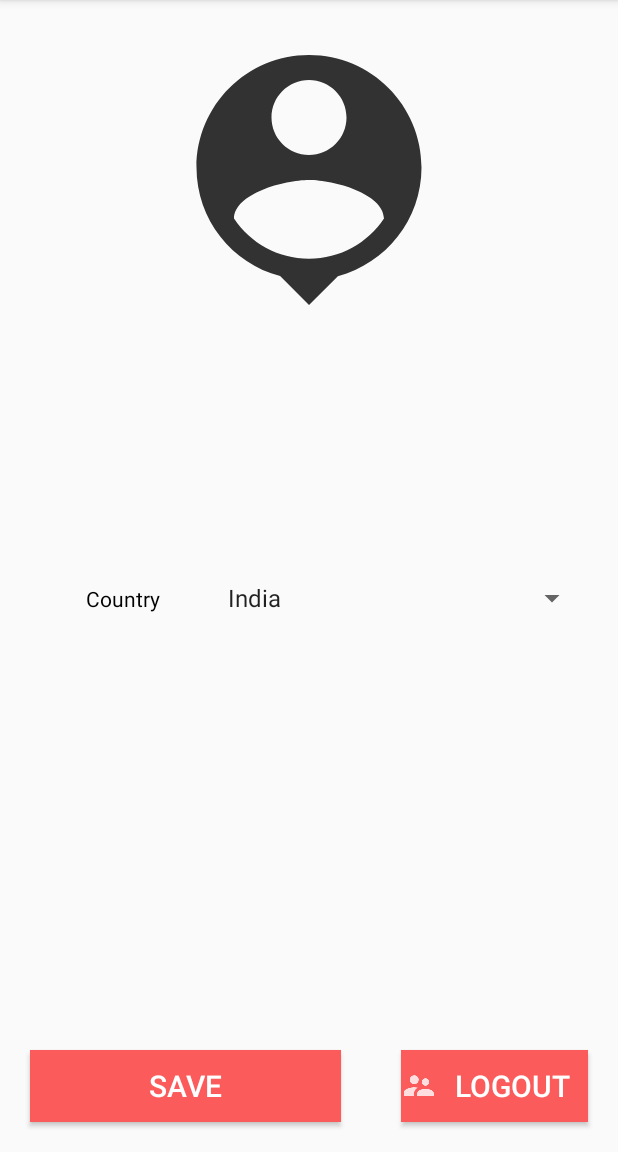
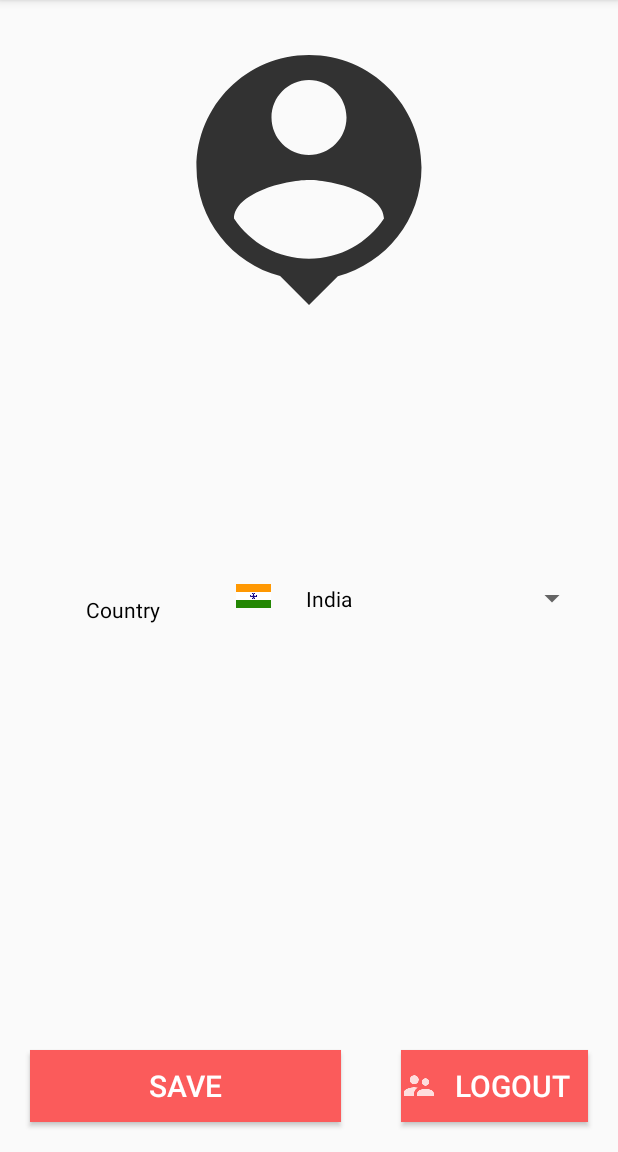
Before and after one commit to KillerAV/Latest-Buzz-Android, an Android app: the ProfilePageActivity screen opened directly, with no data from a screen before it, on a phone screen of 412 x 824 dp, the part 84-1236 px from its top. Run offline under Robolectric (Android 15) with nearby library versions, the phone set to English and light mode, and no system bars; our stand-ins replace ButterKnife; libraries missing offline, so code that uses them is left out: com.firebase.ui; pictures from the network do not load; 1 statement that could not run was skipped.

Commit message:
Added Flags to country spinner

```diff
--- a/app/src/main/java/com/example/newsapplicationroom/di/component/AppComponent.java
+++ b/app/src/main/java/com/example/newsapplicationroom/di/component/AppComponent.java
@@ -3,6 +3,7 @@ package com.example.newsapplicationroom.di.component;
 import android.app.Application;
 
 import com.example.newsapplicationroom.di.module.AppModule;
+import com.example.newsapplicationroom.ui.CountrySpinnerAdapter;
 import com.example.newsapplicationroom.ui.DescriptionDisplayActivity;
 import com.example.newsapplicationroom.ui.ProfilePageActivity;
 import com.example.newsapplicationroom.ui.adapter.LatestNewsAdapter;
--- /dev/null
+++ b/app/src/main/java/com/example/newsapplicationroom/ui/CountryItem.java
@@ -0,0 +1,19 @@
+package com.example.newsapplicationroom.ui;
+
+public class CountryItem {
+    private String countryName;
+    private int countryImage;
+
+    public CountryItem(String countryName, int countryImage) {
+        this.countryName = countryName;
+        this.countryImage = countryImage;
+    }
+
+    public String getCountryName() {
+        return countryName;
+    }
+
+    public int getCountryImage() {
+        return countryImage;
+    }
+}
--- /dev/null
+++ b/app/src/main/java/com/example/newsapplicationroom/ui/CountrySpinnerAdapter.java
@@ -0,0 +1,51 @@
+package com.example.newsapplicationroom.ui;
+
+import android.content.Context;
+import android.view.LayoutInflater;
+import android.view.View;
+import android.view.ViewGroup;
+import android.widget.ArrayAdapter;
+import android.widget.ImageView;
+import android.widget.TextView;
+
+import androidx.annotation.NonNull;
+import androidx.annotation.Nullable;
+
+import com.example.newsapplicationroom.R;
+
+import java.util.ArrayList;
+
+public class CountrySpinnerAdapter extends ArrayAdapter<CountryItem> {
+
+    public CountrySpinnerAdapter(@NonNull Context context, ArrayList<CountryItem> countryItemArrayList) {
+        super(context, 0, countryItemArrayList);
+    }
+
+    @NonNull
+    @Override
+    public View getView(int position, @Nullable View convertView, @NonNull ViewGroup parent) {
+        return initView(position, convertView, parent);
+    }
+
+    @Override
+    public View getDropDownView(int position, @Nullable View convertView, @NonNull ViewGroup parent) {
+        return initView(position, convertView, parent);
+    }
+
+    private View initView(int position, View convertView, ViewGroup parent) {
+        if(convertView == null) {
+            convertView = LayoutInflater
+                    .from(getContext())
+                    .inflate(R.layout.spinner_dropdown_item, parent, false);
+        }
+        ImageView imageView = convertView.findViewById(R.id.country_image);
+        TextView textView = convertView.findViewById(R.id.country_name);
+
+        CountryItem countryItem = getItem(position);
+        if(countryItem != null) {
+            imageView.setImageResource(countryItem.getCountryImage());
+            textView.setText(countryItem.getCountryName());
+        }
+        return convertView;
+    }
+}
--- a/app/src/main/java/com/example/newsapplicationroom/ui/ProfilePageActivity.java
+++ b/app/src/main/java/com/example/newsapplicationroom/ui/ProfilePageActivity.java
@@ -2,11 +2,10 @@ package com.example.newsapplicationroom.ui;
 
 import android.app.AlertDialog;
 import android.content.Intent;
+import android.content.res.TypedArray;
 import android.os.Bundle;
-import android.util.Log;
 import android.view.View;
 import android.widget.AdapterView;
-import android.widget.ArrayAdapter;
 import android.widget.ImageView;
 import android.widget.ProgressBar;
 import android.widget.Spinner;
@@ -19,6 +18,8 @@ import com.example.newsapplicationroom.utils.Constants;
 import com.example.newsapplicationroom.utils.GlideUtils;
 import com.firebase.ui.auth.AuthUI;
 import com.google.firebase.analytics.FirebaseAnalytics;
+
+import java.util.ArrayList;
 
 import javax.inject.Inject;
 
@@ -63,10 +64,15 @@ public class ProfilePageActivity extends AppCompatActivity {
         textViewName.setText(displayName);
         textViewEmail.setText(emailId);
 
+        ArrayList<CountryItem> arrayList = initialiseCountryList();
+        CountrySpinnerAdapter countrySpinnerAdapter = new CountrySpinnerAdapter(this, arrayList);
+        spinner.setAdapter(countrySpinnerAdapter);
+
         spinner.setOnItemSelectedListener(new AdapterView.OnItemSelectedListener() {
             @Override
             public void onItemSelected(AdapterView<?> parent, View view, int position, long id) {
-                String item = parent.getItemAtPosition(position).toString();
+                CountryItem countryItem = (CountryItem) parent.getItemAtPosition(position);
+                String item = countryItem.getCountryName();
                 country = Constants.COUNTRY_CODE.get(item);
             }
 
@@ -76,14 +82,20 @@ public class ProfilePageActivity extends AppCompatActivity {
             }
         });
 
-        ArrayAdapter<CharSequence> adapter =
-                ArrayAdapter.createFromResource(this, R.array.country_array, android.R.layout.simple_spinner_item);
-
-        adapter.setDropDownViewResource(android.R.layout.simple_spinner_dropdown_item);
-        spinner.setAdapter(adapter);
-
         int position = findCurrentItemLocation();
         spinner.setSelection(position);
+    }
+
+    private ArrayList<CountryItem> initialiseCountryList() {
+        ArrayList<CountryItem> arrayList = new ArrayList<>();
+        TypedArray country_image_array = getResources().obtainTypedArray(R.array.country_image_array);
+        String[] country_array = getResources().getStringArray(R.array.country_array);
+
+        for(int i = 0; i < country_array.length; i++) {
+            CountryItem countryItem = new CountryItem(country_array[i], country_image_array.getResourceId(i,0));
+            arrayList.add(countryItem);
+        }
+        return arrayList;
     }
 
     private int findCurrentItemLocation() {
--- a/app/src/main/java/com/example/newsapplicationroom/utils/Constants.java
+++ b/app/src/main/java/com/example/newsapplicationroom/utils/Constants.java
@@ -45,10 +45,8 @@ public class Constants {
             put("Brazil", "br");
             put("Germany", "de");
             put("France", "fr");
-            put("United Kingdom", "gb");
             put("Italy", "it");
             put("New Zealand", "nz");
-            put("Russia", "ru");
             put("South Africa", "za");
         }
     };
--- a/app/src/main/res/layout/activity_profile_page.xml
+++ b/app/src/main/res/layout/activity_profile_page.xml
@@ -52,6 +52,7 @@
             android:layout_width="match_parent"
             android:layout_weight="2"
             android:layout_height="wrap_content"
+            android:layout_marginTop="10dp"
             style="@style/text_view_body_style"
             android:text="@string/country" />
 
--- /dev/null
+++ b/app/src/main/res/layout/spinner_dropdown_item.xml
@@ -0,0 +1,26 @@
+<?xml version="1.0" encoding="utf-8"?>
+<RelativeLayout
+    xmlns:android="http://schemas.android.com/apk/res/android"
+    android:layout_width="match_parent"
+    android:layout_height="wrap_content">
+
+    <ImageView
+        android:id="@+id/country_image"
+        android:layout_width="50dp"
+        android:layout_height="16dp"
+        android:layout_marginTop="10dp"
+        android:layout_marginBottom="10dp"
+        android:layout_alignParentLeft="true"
+        android:src="@drawable/india_flag" />
+
+    <TextView
+        android:id="@+id/country_name"
+        style="@style/text_view_body_style"
+        android:layout_width="wrap_content"
+        android:layout_height="wrap_content"
+        android:layout_alignLeft="@+id/country_image"
+        android:layout_marginLeft="60dp"
+        android:layout_marginTop="10dp"
+        android:layout_marginBottom="10dp"
+        android:text="@string/placeholder_text" />
+</RelativeLayout>
--- /dev/null
+++ b/app/src/main/res/values/integers.xml
@@ -0,0 +1,15 @@
+<?xml version="1.0" encoding="utf-8"?>
+<resources>
+    <integer-array name="country_image_array">
+        <item>@drawable/india_flag</item>
+        <item>@drawable/usa_flag</item>
+        <item>@drawable/argentina_flag</item>
+        <item>@drawable/australia_flag</item>
+        <item>@drawable/brazil_flag</item>
+        <item>@drawable/germany_flag</item>
+        <item>@drawable/france_flag</item>
+        <item>@drawable/italy_flag</item>
+        <item>@drawable/newzealand_flag</item>
+        <item>@drawable/southafrica_flag</item>
+    </integer-array>
+</resources>
--- a/app/src/main/res/values/strings.xml
+++ b/app/src/main/res/values/strings.xml
@@ -63,10 +63,8 @@
         <item>Brazil</item>
         <item>Germany</item>
         <item>France</item>
-        <item>United Kingdom</item>
         <item>Italy</item>
         <item>New Zealand</item>
-        <item>Russia</item>
         <item>South Africa</item>
     </string-array>
 </resources>
```
Also changed, not shown: app/src/main/res/drawable/argentina_flag.jpg (added), app/src/main/res/drawable/australia_flag.jpg (added), app/src/main/res/drawable/brazil_flag.jpg (added), app/src/main/res/drawable/france_flag.jpg (added), app/src/main/res/drawable/germany_flag.png (added), app/src/main/res/drawable/india_flag.png (added), app/src/main/res/drawable/italy_flag.png (added), app/src/main/res/drawable/newzealand_flag.png (added), app/src/main/res/drawable/southafrica_flag.png (added), app/src/main/res/drawable/usa_flag.png (added).
